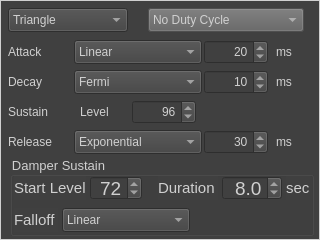
Above: qt/MelodicTimbreFrameForm.ui from Gaiger/ChiptuneMIDI before the change. Below: the same form after it.
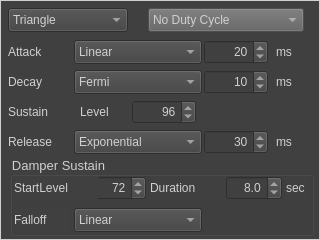
That is the form after the change.

Commit message:
fix(qt/ui): remove hardcoded font sizes from MelodicTimbreFrameForm and retune widget geometry
- Drop fixed point-size settings so the form follows the system/application font instead of forcing desktop-specific sizes.
- This avoids the previous desktop vs laptop mismatch where the same UI rendered with noticeably different text proportions.
- Adjust affected widget positions and widths to fit the font-driven layout after removing the hardcoded sizes.
- Tweak several label texts and control widths for the updated geometry.

```diff
--- a/qt/MelodicTimbreFrameForm.ui
+++ b/qt/MelodicTimbreFrameForm.ui
@@ -376,7 +376,7 @@
     <rect>
      <x>80</x>
      <y>100</y>
-     <width>41</width>
+     <width>44</width>
      <height>24</height>
     </rect>
    </property>
@@ -420,17 +420,12 @@
    <widget class="QDoubleSpinBox" name="DamperSustainTimeDoubleSpinBox">
     <property name="geometry">
      <rect>
-      <x>212</x>
+      <x>216</x>
       <y>20</y>
-      <width>60</width>
+      <width>56</width>
       <height>24</height>
      </rect>
     </property>
-    <property name="font">
-     <font>
-      <pointsize>14</pointsize>
-     </font>
-    </property>
     <property name="alignment">
      <set>Qt::AlignRight|Qt::AlignTrailing|Qt::AlignVCenter</set>
     </property>
@@ -456,11 +451,6 @@
       <height>24</height>
      </rect>
     </property>
-    <property name="font">
-     <font>
-      <pointsize>11</pointsize>
-     </font>
-    </property>
     <property name="text">
      <string>sec</string>
     </property>
@@ -468,17 +458,12 @@
    <widget class="QSpinBox" name="DamperSustainLevelSpinBox">
     <property name="geometry">
      <rect>
-      <x>80</x>
+      <x>84</x>
       <y>20</y>
       <width>52</width>
       <height>24</height>
      </rect>
     </property>
-    <property name="font">
-     <font>
-      <pointsize>14</pointsize>
-     </font>
-    </property>
     <property name="alignment">
      <set>Qt::AlignRight|Qt::AlignTrailing|Qt::AlignVCenter</set>
     </property>
@@ -500,23 +485,18 @@
      <rect>
       <x>4</x>
       <y>20</y>
-      <width>72</width>
+      <width>84</width>
       <height>24</height>
      </rect>
     </property>
-    <property name="font">
-     <font>
-      <pointsize>11</pointsize>
-     </font>
-    </property>
     <property name="text">
-     <string>Start Level</string>
+     <string>StartLevel</string>
     </property>
    </widget>
    <widget class="QComboBox" name="DamperSustainCurveComboBox">
     <property name="geometry">
      <rect>
-      <x>52</x>
+      <x>64</x>
       <y>52</y>
       <width>128</width>
       <height>24</height>
@@ -546,17 +526,12 @@
    <widget class="QLabel" name="DurationLabel">
     <property name="geometry">
      <rect>
-      <x>148</x>
+      <x>140</x>
       <y>20</y>
-      <width>60</width>
+      <width>76</width>
       <height>24</height>
      </rect>
     </property>
-    <property name="font">
-     <font>
-      <pointsize>11</pointsize>
-     </font>
-    </property>
     <property name="text">
      <string>Duration</string>
     </property>
@@ -566,15 +541,10 @@
      <rect>
       <x>4</x>
       <y>52</y>
-      <width>44</width>
+      <width>56</width>
       <height>24</height>
      </rect>
     </property>
-    <property name="font">
-     <font>
-      <pointsize>11</pointsize>
-     </font>
-    </property>
     <property name="text">
      <string>Falloff</string>
     </property>
```
